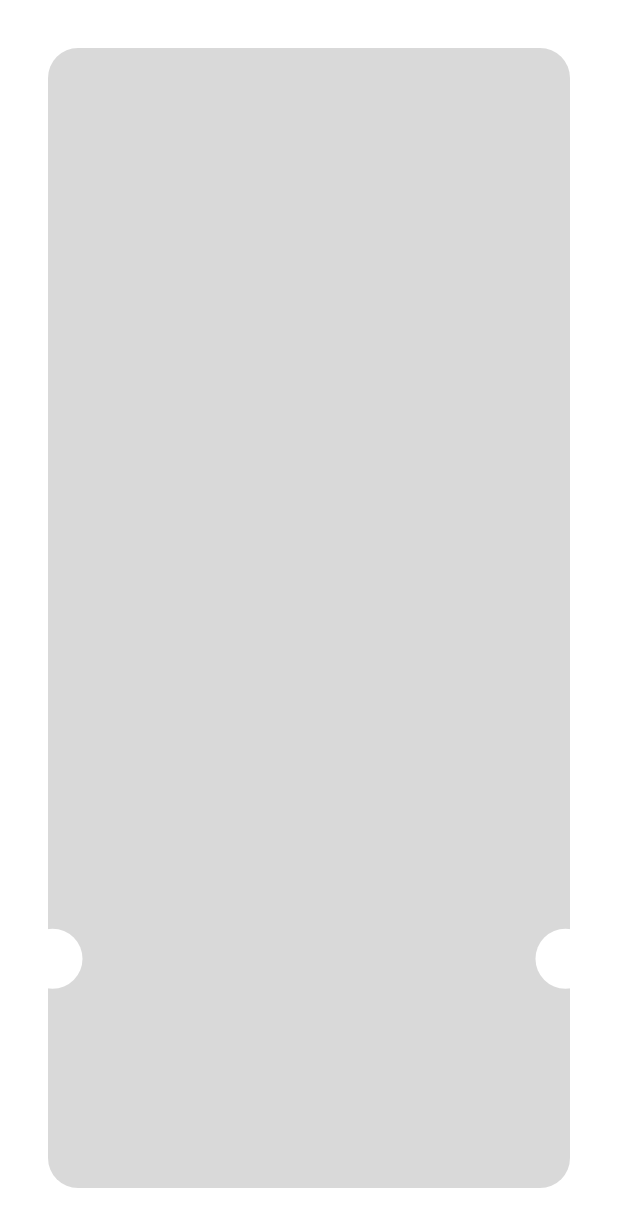
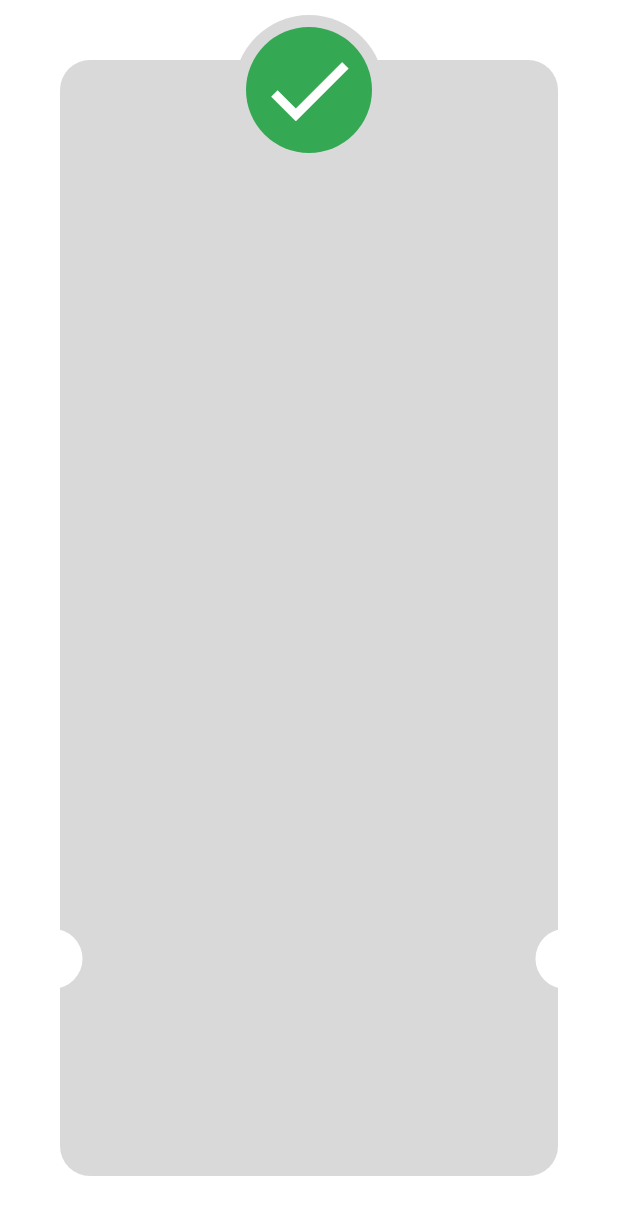
Before and after one commit to BasilAhmedd/checkout_feature, a Flutter app: the ThankYouView screen opened directly, on a phone screen of 412 x 824 dp. Shown: the top 1227 px of the screen. Run offline on Flutter 3.47's test engine with Material 3 defaults, Android fonts, the phone set to English and light mode, and no system bars; our stand-ins replace flutter_credit_card, flutter_svg.

Commit message:
working on thank u page

```diff
--- a/lib/Features/checkout/presentation/views/thank_you_view.dart
+++ b/lib/Features/checkout/presentation/views/thank_you_view.dart
@@ -6,9 +6,11 @@ class ThankYouView extends StatelessWidget {
 
   @override
   Widget build(BuildContext context) {
-    return Scaffold(
-      backgroundColor: Colors.white,
-      body: ThankYouViewBody(),
+    return SafeArea(
+      child: Scaffold(
+        backgroundColor: Colors.white,
+        body: ThankYouViewBody(),
+      ),
     );
   }
 }
--- a/lib/Features/checkout/presentation/views/widgets/custom_credit_card.dart
+++ b/lib/Features/checkout/presentation/views/widgets/custom_credit_card.dart
@@ -23,7 +23,7 @@ class _CustomCreditCardState extends State<CustomCreditCard> {
       children: [
         CreditCardWidget(
           enableFloatingCard: true,
-          floatingConfig: FloatingConfig(
+          floatingConfig: const FloatingConfig(
             isGlareEnabled: true,
             isShadowEnabled: true,
             shadowConfig: FloatingShadowConfig(
--- a/lib/Features/checkout/presentation/views/widgets/thank_you_view_body.dart
+++ b/lib/Features/checkout/presentation/views/widgets/thank_you_view_body.dart
@@ -7,15 +7,34 @@ class ThankYouViewBody extends StatelessWidget {
   Widget build(BuildContext context) {
     return Stack(children: [
       Padding(
-        padding: const EdgeInsets.all(32.0),
+        padding: const EdgeInsets.all(40.0),
         child: Container(
           decoration: ShapeDecoration(
               color: const Color(0xffD9D9D9),
               shape: RoundedRectangleBorder(
                 borderRadius: BorderRadius.circular(20),
-              )),
+              )
+          ),
         ),
       ),
+      // Positioned(
+      //   top: 150,
+      //     left: 0,
+      //     right: 0,
+      //     child: Row(
+      //       children: List.generate(
+      //         20,
+      //             (index) => Expanded(
+      //             child: Padding(
+      //               padding: const EdgeInsets.symmetric(horizontal: 2.0),
+      //               child: Container(
+      //                 color: Colors.black,
+      //                 width: 2,
+      //               ),
+      //             )),
+      //       ),
+      //     )),
+
       Positioned(
           left: 15,
           bottom: MediaQuery.of(context).size.height * 0.2,
@@ -28,6 +47,23 @@ class ThankYouViewBody extends StatelessWidget {
           child: CircleAvatar(
             backgroundColor: Colors.white,
           )),
+      Positioned(
+          top: 10,
+          left: 0,
+          right: 0,
+          child: CircleAvatar(
+            radius: 50,
+            backgroundColor: Color(0xFFD9D9D9),
+            child: CircleAvatar(
+              radius: 42,
+              backgroundColor: Color(0xff34a853),
+              child: Icon(
+                Icons.check,
+                color: Colors.white,
+                size: 70,
+              ),
+            ),
+          )),
     ]);
   }
 }
```
